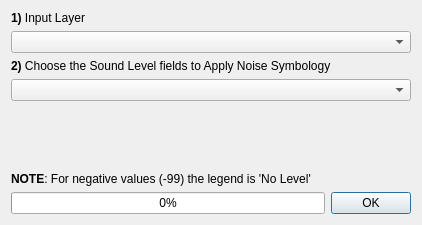
Old version of the form tools/ui_ApplyNoiseSymbology.ui in the repository pierluigiderosa/openoise.
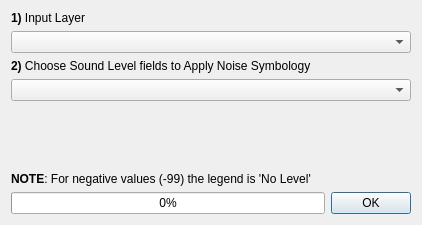
New version of the form. Custom widgets are drawn as their Qt base class.

The edit to the form file:
```diff
--- a/tools/ui_ApplyNoiseSymbology.ui
+++ b/tools/ui_ApplyNoiseSymbology.ui
@@ -81,7 +81,7 @@
       </size>
      </property>
      <property name="text">
-      <string>&lt;html&gt;&lt;head/&gt;&lt;body&gt;&lt;p&gt;&lt;span style=&quot; font-weight:600;&quot;&gt;2)&lt;/span&gt; Choose the Sound Level fields to Apply Noise Symbology&lt;/p&gt;&lt;/body&gt;&lt;/html&gt;</string>
+      <string>&lt;html&gt;&lt;head/&gt;&lt;body&gt;&lt;p&gt;&lt;span style=&quot; font-weight:600;&quot;&gt;2)&lt;/span&gt; Choose Sound Level fields to Apply Noise Symbology&lt;/p&gt;&lt;/body&gt;&lt;/html&gt;</string>
      </property>
     </widget>
    </item>
```
